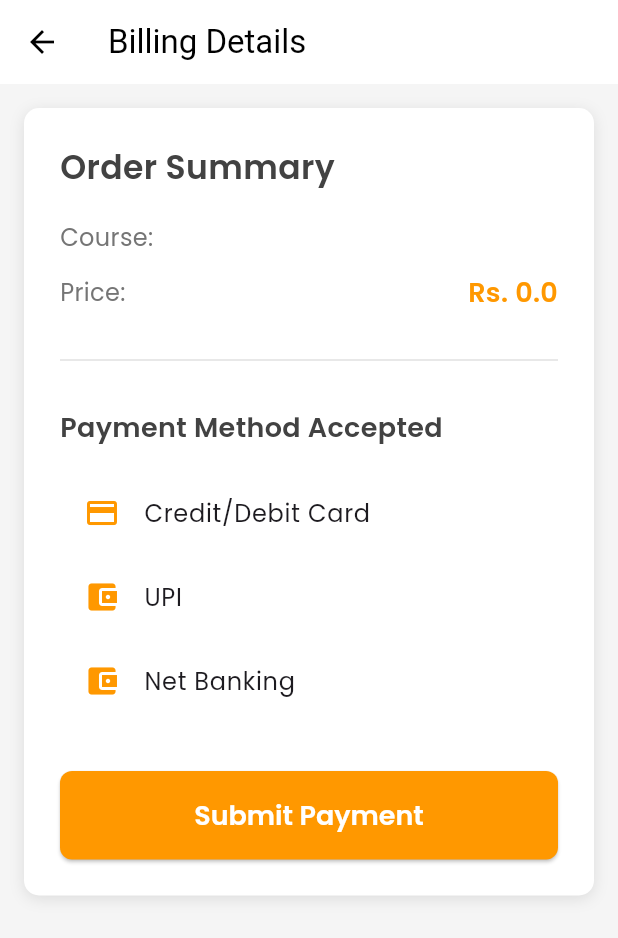
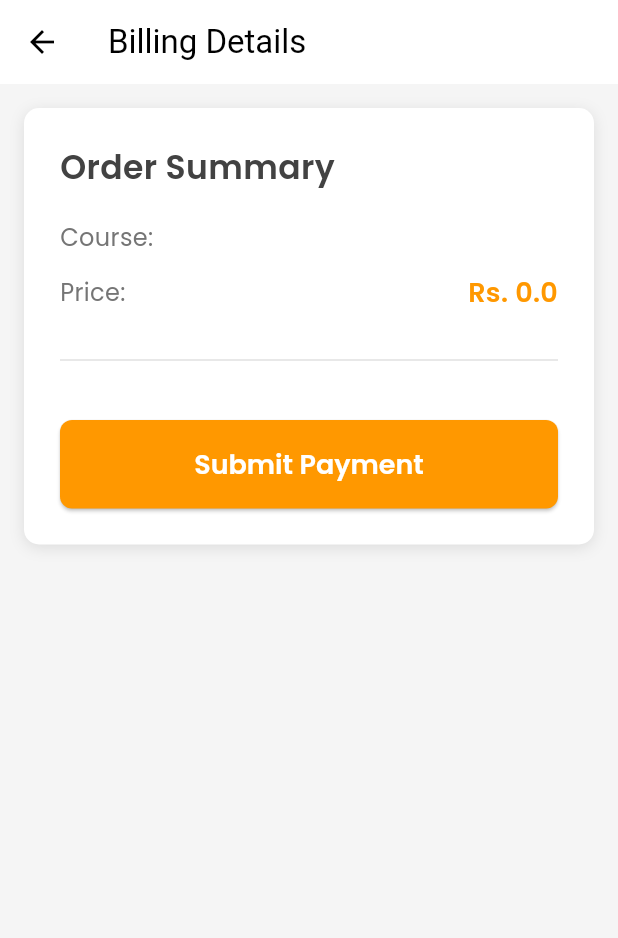
Before and after one commit to iNav-Labs/Scorebooster-mobile-app, a Flutter app: the BillingScreen screen opened directly with empty values, on a phone screen of 412 x 824 dp. Shown: the top 938 px of the screen. Run offline on Flutter 3.47's test engine with Material 3 defaults, Android fonts, the phone set to English and light mode, and no system bars; our stand-ins replace firebase_auth, firebase_core, google_fonts, google_sign_in, shared_preferences; missing offline and left inert: razorpay_flutter; accounts and stored records are empty; statements that could not run were skipped.

Commit message:
payment done

```diff
--- a/lib/screens/billing_screen.dart
+++ b/lib/screens/billing_screen.dart
@@ -1,6 +1,5 @@
 import 'dart:convert';
-import 'dart:math';
-
+import 'dart:io'; // Detect if the platform is Web
 import 'package:flutter/foundation.dart';
 import 'package:flutter/material.dart';
 import 'package:google_fonts/google_fonts.dart';
@@ -10,17 +9,96 @@ import 'package:scorebooster/screens/home_screen.dart';
 import 'package:scorebooster/screens/payment_splash.dart';
 import 'package:shared_preferences/shared_preferences.dart';
 
+import 'package:razorpay_flutter/razorpay_flutter.dart'
+    if (dart.library.html) 'package:razorpay_web/razorpay_web.dart';
+
 class BillingScreen extends StatefulWidget {
   final Course course;
 
-  const BillingScreen({required this.course});
+  const BillingScreen({super.key, required this.course});
 
   @override
   State<BillingScreen> createState() => _BillingScreenState();
 }
 
 class _BillingScreenState extends State<BillingScreen> {
-  // Add a function to handle the bundle purchase
+  late dynamic _razorpay; // Use dynamic to support both packages
+
+  @override
+  void initState() {
+    super.initState();
+
+    if (kIsWeb) {
+      debugPrint("Using Razorpay Web");
+      _razorpay = Razorpay();
+    } else {
+      debugPrint("Using Razorpay Flutter");
+      _razorpay = Razorpay();
+    }
+
+    _razorpay.on(Razorpay.EVENT_PAYMENT_SUCCESS, _handlePaymentSuccess);
+    _razorpay.on(Razorpay.EVENT_PAYMENT_ERROR, _handlePaymentError);
+    _razorpay.on(Razorpay.EVENT_EXTERNAL_WALLET, _handleExternalWallet);
+  }
+
+  void _handlePaymentSuccess(PaymentSuccessResponse response) {
+    debugPrint("Payment successful: ${response.paymentId}");
+    ScaffoldMessenger.of(context).showSnackBar(
+      SnackBar(
+          content: Text("Payment successful! Order ID: ${response.paymentId}")),
+    );
+
+    purchaseBundle(widget.course.id);
+
+    // Navigate to PaymentSplashScreen after successful payment
+    Navigator.pushReplacement(
+      context,
+      MaterialPageRoute(builder: (context) => PaymentSplashScreen()),
+    );
+  }
+
+  void _handlePaymentError(PaymentFailureResponse response) {
+    debugPrint("Payment failed: ${response.message}");
+    ScaffoldMessenger.of(context).showSnackBar(
+      SnackBar(content: Text("Payment failed: ${response.message}")),
+    );
+  }
+
+  void _handleExternalWallet(ExternalWalletResponse response) {
+    debugPrint("External wallet selected: ${response.walletName}");
+    ScaffoldMessenger.of(context).showSnackBar(
+      SnackBar(
+          content: Text("External wallet selected: ${response.walletName}")),
+    );
+  }
+
+  void startPayment() {
+    var options = {
+      'key': 'rzp_test_QiBLpEEa6ZlUld', // Replace with actual Razorpay key
+      'amount': widget.course.price * 100, // Convert to paise
+      'currency': 'INR',
+      'name': 'ScoreBooster',
+      'description': widget.course.title,
+      'prefill': {
+        'contact': '9876543210',
+        'email': 'user@example.com',
+      },
+      'theme': {'color': '#FF8C00'}
+    };
+
+    debugPrint("Attempting to open Razorpay with options: $options");
+
+    try {
+      _razorpay.open(options);
+      debugPrint("Razorpay checkout opened successfully.");
+    } catch (e) {
+      debugPrint("Error opening Razorpay: $e");
+      ScaffoldMessenger.of(context).showSnackBar(
+        SnackBar(content: Text("Payment Error: ${e.toString()}")),
+      );
+    }
+  }
+
   Future<void> purchaseBundle(String bundleId) async {
     final prefs = await SharedPreferences.getInstance();
     try {
@@ -30,34 +108,33 @@ class _BillingScreenState extends State<BillingScreen> {
           'Content-Type': 'application/json',
           'Authorization': 'Bearer ${prefs.getString('access_token')}',
         },
-        body: jsonEncode({
-          'bundleId': bundleId,
-        }),
+        body: jsonEncode({'bundleId': bundleId}),
       );
 
       if (response.statusCode == 200) {
-        // ignore: use_build_context_synchronously
         ScaffoldMessenger.of(context).showSnackBar(
           SnackBar(content: Text('Bundle purchased successfully!')),
         );
-        // Optionally navigate to success screen
       } else {
         final errorData = jsonDecode(response.body);
-        // ignore: use_build_context_synchronously
-        if (kDebugMode) {
-          print(errorData);
-        }
-        // ignore: use_build_context_synchronously
         ScaffoldMessenger.of(context).showSnackBar(
           SnackBar(content: Text(errorData['error'] ?? 'Purchase failed')),
         );
       }
     } catch (e) {
-      // ignore: use_build_context_synchronously
       ScaffoldMessenger.of(context).showSnackBar(
         SnackBar(content: Text('Error: ${e.toString()}')),
       );
     }
+  }
+
+  @override
+  void dispose() {
+    if (!kIsWeb) {
+      _razorpay.clear(); // Clear listeners only for mobile
+      debugPrint("Razorpay instance cleared.");
+    }
+    super.dispose();
   }
 
   @override
@@ -75,8 +152,7 @@ class _BillingScreenState extends State<BillingScreen> {
           style: TextStyle(color: Colors.black),
         ),
       ),
-      backgroundColor:
-          Colors.grey[100], // A light background for the whole screen
+      backgroundColor: Colors.grey[100],
       body: SingleChildScrollView(
         padding: EdgeInsets.all(16.0),
         child: Container(
@@ -123,7 +199,6 @@ class _BillingScreenState extends State<BillingScreen> {
                   ),
                 ],
               ),
-
               SizedBox(height: 12),
               Row(
                 mainAxisAlignment: MainAxisAlignment.spaceBetween,
@@ -147,64 +222,20 @@ class _BillingScreenState extends State<BillingScreen> {
               ),
               SizedBox(height: 24),
               Divider(color: Colors.grey[300], thickness: 1),
-              SizedBox(height: 24),
-              Text(
-                'Payment Method Accepted',
-                style: GoogleFonts.poppins(
-                  fontSize: 18,
-                  fontWeight: FontWeight.w600,
-                  color: Colors.grey[800],
-                ),
-              ),
-              SizedBox(height: 16),
-              // Add your payment method selection UI here (e.g., radio buttons for different payment options)
-              // For now, let's just add a placeholder:
-              ListTile(
-                leading: Icon(Icons.payment, color: Colors.orange),
-                title: Text(
-                  'Credit/Debit Card',
-                  style: GoogleFonts.poppins(fontSize: 16),
-                ),
-                // You can add onTap functionality to handle payment method selection
-              ),
-              ListTile(
-                leading:
-                    Icon(Icons.account_balance_wallet, color: Colors.orange),
-                title: Text(
-                  'UPI',
-                  style: GoogleFonts.poppins(fontSize: 16),
-                ),
-                // You can add onTap functionality to handle payment method selection
-              ),
-              ListTile(
-                leading:
-                    Icon(Icons.account_balance_wallet, color: Colors.orange),
-                title: Text(
-                  'Net Banking',
-                  style: GoogleFonts.poppins(fontSize: 16),
-                ),
-                // You can add onTap functionality to handle payment method selection
-              ),
               SizedBox(height: 32),
               SizedBox(
                 width: double.infinity,
                 child: ElevatedButton(
                   onPressed: () {
-                    purchaseBundle(widget.course.id);
-                    if (kDebugMode) {
-                      print('Purchased');
-                    }
-                    Navigator.pushReplacement(
-                      context,
-                      MaterialPageRoute(
-                          builder: (context) => PaymentSplashScreen()),
-                    );
+                    startPayment();
                   },
                   style: ElevatedButton.styleFrom(
                     backgroundColor: Colors.orange,
                     padding: EdgeInsets.symmetric(vertical: 16),
                     textStyle: GoogleFonts.poppins(
-                        fontSize: 18, fontWeight: FontWeight.w600),
+                      fontSize: 18,
+                      fontWeight: FontWeight.w600,
+                    ),
                     shape: RoundedRectangleBorder(
                       borderRadius: BorderRadius.circular(8),
                     ),
--- a/lib/screens/course_card.dart
+++ b/lib/screens/course_card.dart
@@ -1,8 +1,5 @@
-import 'dart:convert';
-
 import 'package:flutter/material.dart';
 import 'package:google_fonts/google_fonts.dart';
-import 'package:http/http.dart' as http;
 import 'package:scorebooster/screens/billing_screen.dart';
 import 'package:scorebooster/screens/bundle_detail_screen.dart';
 import 'package:scorebooster/screens/home_screen.dart';
--- a/lib/screens/payment_splash.dart
+++ b/lib/screens/payment_splash.dart
@@ -2,6 +2,8 @@ import 'package:flutter/material.dart';
 import 'package:scorebooster/screens/home_screen.dart';
 
 class PaymentSplashScreen extends StatefulWidget {
+  const PaymentSplashScreen({super.key});
+
   @override
   _PaymentSplashScreenState createState() => _PaymentSplashScreenState();
 }
--- a/pubspec.yaml
+++ b/pubspec.yaml
@@ -57,6 +57,8 @@ dependencies:
   url_launcher: ^6.3.1
   provider: ^6.1.2
   font_awesome_flutter: ^10.8.0
+  razorpay_flutter: ^1.4.0
+  razorpay_web: ^2.0.2
 
 
 dev_dependencies:
```
Also changed, not shown: pubspec.lock, 2 other files.
